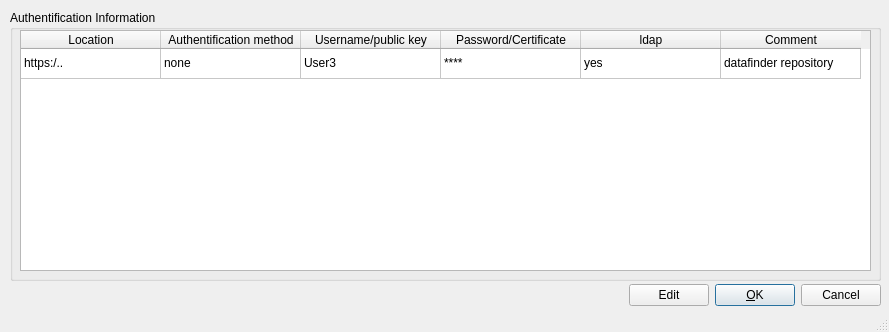
The window that resources/qt4/ui/user/authentification_preferences_wizard.ui (DLR-SC/DataFinder) describes before a commit, drawn with Qt 5.
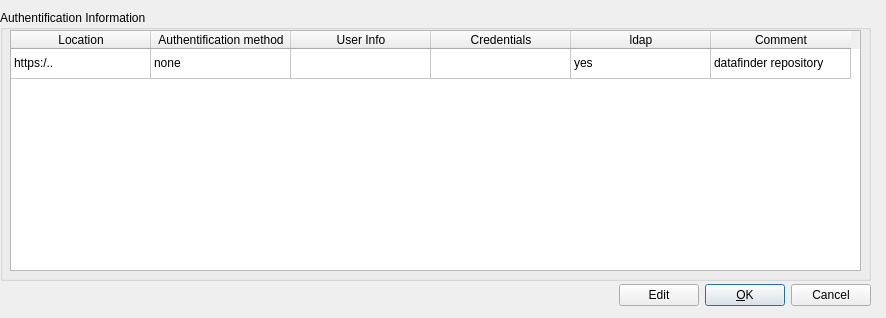
The same window after the commit.

Commit message: Result of GuiTest for Authentification wizards

What changed in the file:
```diff
--- a/resources/qt4/ui/user/authentification_preferences_wizard.ui
+++ b/resources/qt4/ui/user/authentification_preferences_wizard.ui
@@ -1,23 +1,89 @@
 <?xml version="1.0" encoding="UTF-8"?>
 <ui version="4.0">
- <class>MainWindow</class>
- <widget class="QMainWindow" name="MainWindow">
+ <class>auth_pref_dialog</class>
+ <widget class="QDialog" name="auth_pref_dialog">
   <property name="geometry">
    <rect>
     <x>0</x>
     <y>0</y>
-    <width>889</width>
-    <height>332</height>
+    <width>886</width>
+    <height>318</height>
    </rect>
   </property>
   <property name="windowTitle">
    <string>Saved authentification</string>
   </property>
-  <widget class="QWidget" name="centralwidget">
+  <widget class="QWidget" name="layoutWidget">
+   <property name="geometry">
+    <rect>
+     <x>0</x>
+     <y>280</y>
+     <width>871</width>
+     <height>31</height>
+    </rect>
+   </property>
+   <layout class="QGridLayout" name="gridLayout_3">
+    <property name="leftMargin">
+     <number>0</number>
+    </property>
+    <property name="spacing">
+     <number>6</number>
+    </property>
+    <item row="1" column="2">
+     <widget class="QPushButton" name="okButton">
+      <property name="sizePolicy">
+       <sizepolicy hsizetype="Fixed" vsizetype="Fixed">
+        <horstretch>0</horstretch>
+        <verstretch>0</verstretch>
+       </sizepolicy>
+      </property>
+      <property name="text">
+       <string>&amp;OK</string>
+      </property>
+      <property name="default">
+       <bool>true</bool>
+      </property>
+     </widget>
+    </item>
+    <item row="1" column="3">
+     <widget class="QPushButton" name="cancelButton">
+      <property name="sizePolicy">
+       <sizepolicy hsizetype="Fixed" vsizetype="Fixed">
+        <horstretch>0</horstretch>
+        <verstretch>0</verstretch>
+       </sizepolicy>
+      </property>
+      <property name="text">
+       <string>Cancel</string>
+      </property>
+     </widget>
+    </item>
+    <item row="1" column="1">
+     <widget class="QPushButton" name="editButton">
+      <property name="text">
+       <string>Edit</string>
+      </property>
+     </widget>
+    </item>
+    <item row="1" column="0">
+     <spacer name="horizontalSpacer">
+      <property name="orientation">
+       <enum>Qt::Horizontal</enum>
+      </property>
+      <property name="sizeHint" stdset="0">
+       <size>
+        <width>40</width>
+        <height>20</height>
+       </size>
+      </property>
+     </spacer>
+    </item>
+   </layout>
+  </widget>
    <widget class="QGroupBox" name="groupBox">
     <property name="geometry">
      <rect>
-      <x>10</x>
+     <x>0</x>
       <y>10</y>
       <width>871</width>
       <height>271</height>
@@ -91,12 +157,12 @@
      </column>
      <column>
       <property name="text">
-       <string>Username/public key</string>
+      <string>User Info</string>
       </property>
      </column>
      <column>
       <property name="text">
-       <string>Password/Certificate</string>
+      <string>Credentials</string>
       </property>
      </column>
      <column>
@@ -119,16 +185,6 @@
        <string>none</string>
       </property>
      </item>
-     <item row="0" column="2">
-      <property name="text">
-       <string>User3</string>
-      </property>
-     </item>
-     <item row="0" column="3">
-      <property name="text">
-       <string>****</string>
-      </property>
-     </item>
      <item row="0" column="4">
       <property name="text">
        <string>yes</string>
@@ -141,75 +197,6 @@
      </item>
     </widget>
    </widget>
-   <widget class="QWidget" name="layoutWidget">
-    <property name="geometry">
-     <rect>
-      <x>10</x>
-      <y>280</y>
-      <width>871</width>
-      <height>31</height>
-     </rect>
-    </property>
-    <layout class="QGridLayout" name="gridLayout_3">
-     <property name="leftMargin">
-      <number>0</number>
-     </property>
-     <property name="spacing">
-      <number>6</number>
-     </property>
-     <item row="1" column="2">
-      <widget class="QPushButton" name="okButton">
-       <property name="sizePolicy">
-        <sizepolicy hsizetype="Fixed" vsizetype="Fixed">
-         <horstretch>0</horstretch>
-         <verstretch>0</verstretch>
-        </sizepolicy>
-       </property>
-       <property name="text">
-        <string>&amp;OK</string>
-       </property>
-       <property name="default">
-        <bool>true</bool>
-       </property>
-      </widget>
-     </item>
-     <item row="1" column="3">
-      <widget class="QPushButton" name="cancelButton">
-       <property name="sizePolicy">
-        <sizepolicy hsizetype="Fixed" vsizetype="Fixed">
-         <horstretch>0</horstretch>
-         <verstretch>0</verstretch>
-        </sizepolicy>
-       </property>
-       <property name="text">
-        <string>Cancel</string>
-       </property>
-      </widget>
-     </item>
-     <item row="1" column="1">
-      <widget class="QPushButton" name="editButton">
-       <property name="text">
-        <string>Edit</string>
-       </property>
-      </widget>
-     </item>
-     <item row="1" column="0">
-      <spacer name="horizontalSpacer">
-       <property name="orientation">
-        <enum>Qt::Horizontal</enum>
-       </property>
-       <property name="sizeHint" stdset="0">
-        <size>
-         <width>40</width>
-         <height>20</height>
-        </size>
-       </property>
-      </spacer>
-     </item>
-    </layout>
-   </widget>
-  </widget>
-  <widget class="QStatusBar" name="statusbar"/>
  </widget>
  <resources/>
  <connections>
```
Left out of the diff: 37 changed lines with no effect on the pictures. Lines whose indentation alone changed are shown as unchanged. The commit also changes 6 other files.
